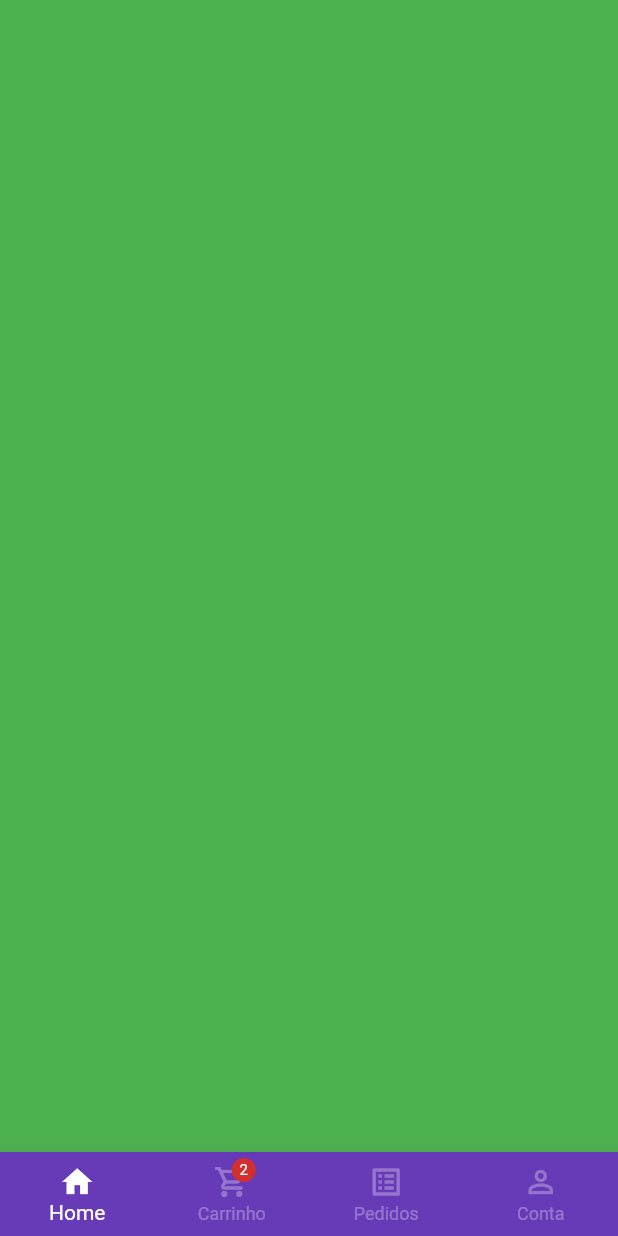
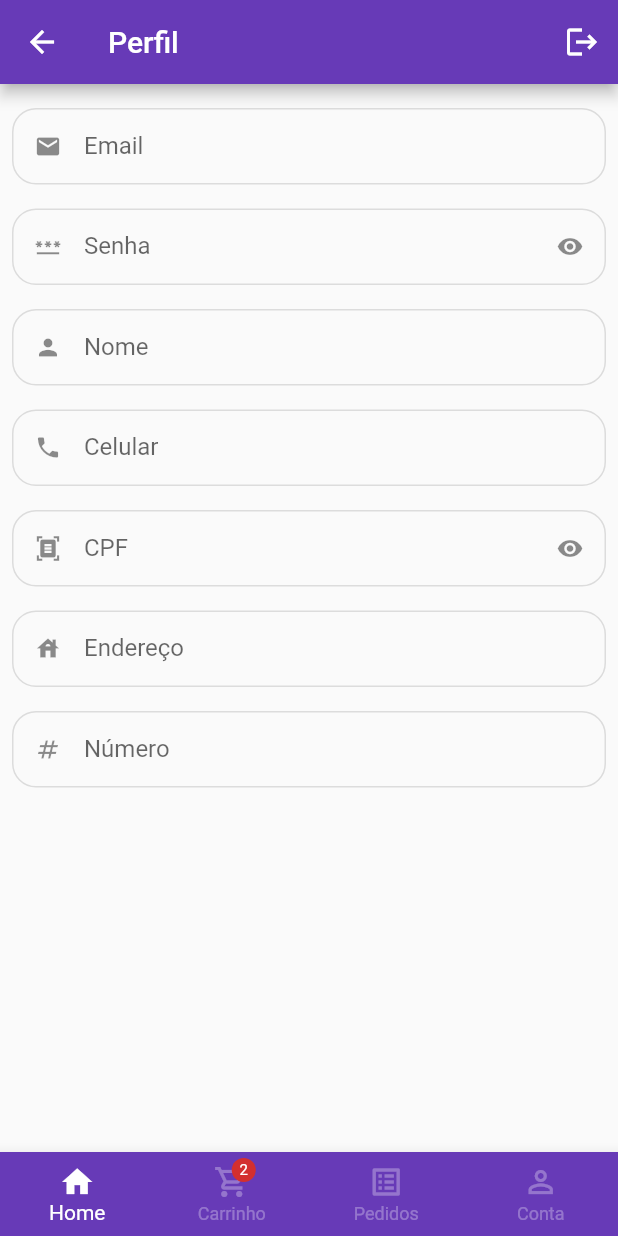
Before and after one commit to MauriciDmarc/useme_app, a Flutter app: the BaseScreen screen opened directly, swiped to page 4, on a phone screen of 412 x 824 dp. Run offline on Flutter 3.47's test engine with Material 2 defaults, Android fonts, the phone set to English and light mode, and no system bars; our stand-ins replace animated_text_kit; network calls fail.

Commit message:
-adicionado: formularios na ProfileScreen

```diff
--- /dev/null
+++ b/lib/models/user_model.dart
@@ -0,0 +1,18 @@
+class UserModel {
+  String email;
+  String senha;
+  String nome;
+  int celular;
+  int cpf;
+  String endereco;
+  int numero;
+
+  UserModel(
+      {required this.celular,
+      required this.cpf,
+      required this.email,
+      required this.endereco,
+      required this.nome,
+      required this.numero,
+      required this.senha});
+}
--- a/lib/views/base/base_screen.dart
+++ b/lib/views/base/base_screen.dart
@@ -2,6 +2,7 @@ import 'package:flutter/material.dart';
 import 'package:useme_app/config/custom_colors.dart';
 import 'package:useme_app/views/cart/cart_tab.dart';
 import 'package:useme_app/views/home/home_tab.dart';
+import 'package:useme_app/views/profile/profile_tab.dart';
 
 class BaseScreen extends StatefulWidget {
   const BaseScreen({super.key});
@@ -54,13 +55,11 @@ class _BaseScreenState extends State<BaseScreen> {
           controller: pcontroller,
           children: [
             const HomeTab(),
-            CartScreen(),
+            const CartScreen(),
             Container(
               color: Colors.yellow,
             ),
-            Container(
-              color: Colors.green,
-            ),
+            const ProfileTab(),
           ],
         ));
   }
--- a/lib/views/components/custom_textformfield.dart
+++ b/lib/views/components/custom_textformfield.dart
@@ -4,11 +4,13 @@ class CustomTextFormField extends StatefulWidget {
   final IconData iconData;
   final String label;
   final bool visibility;
+  final TextInputType keyboardType;
   const CustomTextFormField(
       {super.key,
       required this.iconData,
       required this.label,
-      this.visibility = false});
+      this.visibility = false,
+      this.keyboardType = TextInputType.text});
 
   @override
   State<CustomTextFormField> createState() => _CustomTextFormFieldState();
@@ -30,6 +32,7 @@ class _CustomTextFormFieldState extends State<CustomTextFormField> {
       padding: const EdgeInsets.symmetric(vertical: 8),
       child: TextFormField(
         obscureText: isobscure,
+        keyboardType: widget.keyboardType,
         decoration: InputDecoration(
           isDense: true,
           label: Text(widget.label),
@@ -49,7 +52,8 @@ class _CustomTextFormFieldState extends State<CustomTextFormField> {
               borderSide: const BorderSide(color: Colors.black12)),
           focusedBorder: OutlineInputBorder(
               borderRadius: BorderRadius.circular(28),
-              borderSide: const BorderSide(color: Colors.deepPurple, width: 2)),
+              borderSide:
+                  const BorderSide(color: Colors.deepPurpleAccent, width: 2)),
         ),
       ),
     );
--- /dev/null
+++ b/lib/views/profile/profile_tab.dart
@@ -0,0 +1,54 @@
+import 'package:flutter/material.dart';
+import 'package:useme_app/config/custom_colors.dart';
+import 'package:useme_app/views/components/custom_textformfield.dart';
+
+class ProfileTab extends StatelessWidget {
+  const ProfileTab({super.key});
+
+  @override
+  Widget build(BuildContext context) {
+    return Scaffold(
+      appBar: AppBar(
+        title: const Text("Perfil"),
+        actions: [IconButton(onPressed: () {}, icon: const Icon(Icons.logout))],
+      ),
+      body: ListView(
+        physics: const BouncingScrollPhysics(),
+        padding: const EdgeInsets.all(8),
+        children: const [
+          //email
+          CustomTextFormField(
+            iconData: Icons.email,
+            label: "Email",
+            keyboardType: TextInputType.emailAddress,
+          ),
+          //senha
+          CustomTextFormField(
+            iconData: Icons.password,
+            label: "Senha",
+            visibility: true,
+          ),
+          //nome
+          CustomTextFormField(iconData: Icons.person, label: "Nome"),
+          //celular
+          CustomTextFormField(
+            iconData: Icons.phone,
+            label: "Celular",
+            keyboardType: TextInputType.phone,
+          ),
+          //CPF
+          CustomTextFormField(
+            iconData: Icons.document_scanner,
+            label: "CPF",
+            keyboardType: TextInputType.number,
+            visibility: true,
+          ),
+          //endereço
+          CustomTextFormField(iconData: Icons.house, label: "Endereço"),
+          //numero
+          CustomTextFormField(iconData: Icons.numbers, label: "Número")
+        ],
+      ),
+    );
+  }
+}
```
